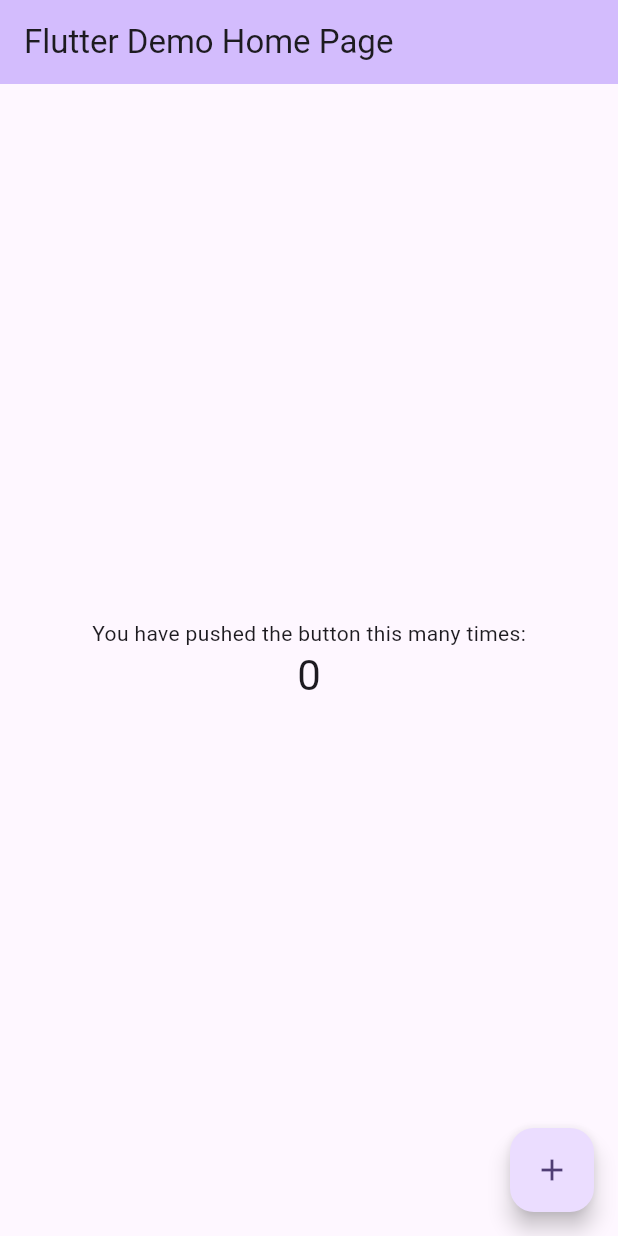
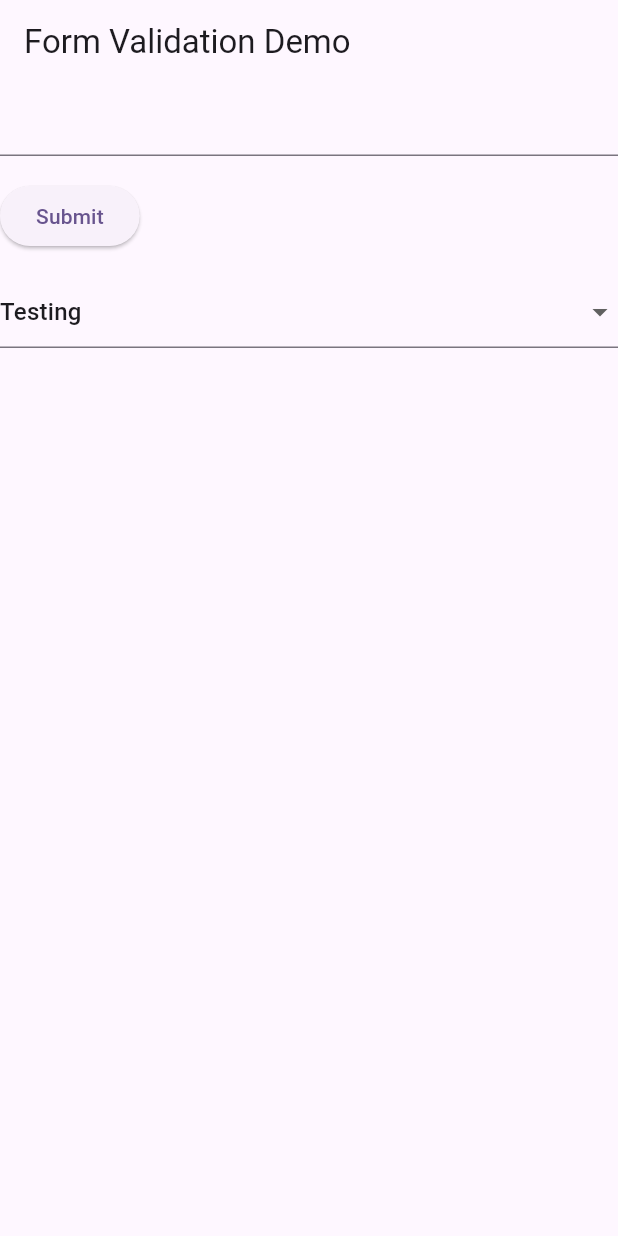
Before and after one commit to maskimmm/hactiv8_bithealth_flutter, a Flutter app: the screen it shows after launch, on a phone screen of 412 x 824 dp. Run offline on Flutter 3.47's test engine with Material 3 defaults, Android fonts, the phone set to English and light mode, and no system bars.

Commit message:
test materi 36 form input

```diff
--- a/lib/main.dart
+++ b/lib/main.dart
@@ -1,4 +1,6 @@
 import 'package:flutter/material.dart';
+import 'package:hactiv8_bithealth_flutter/screens/home_screen.dart';
+import 'package:hactiv8_bithealth_flutter/widgets/my_custom_form.dart';
 
 void main() {
   runApp(const MyApp());
@@ -11,42 +13,17 @@
   @override
   Widget build(BuildContext context) {
     return MaterialApp(
-      title: 'Flutter Demo',
-      theme: ThemeData(
-        // This is the theme of your application.
-        //
-        // TRY THIS: Try running your application with "flutter run". You'll see
-        // the application has a purple toolbar. Then, without quitting the app,
-        // try changing the seedColor in the colorScheme below to Colors.green
-        // and then invoke "hot reload" (save your changes or press the "hot
-        // reload" button in a Flutter-supported IDE, or press "r" if you used
-        // the command line to start the app).
-        //
-        // Notice that the counter didn't reset back to zero; the application
-        // state is not lost during the reload. To reset the state, use hot
-        // restart instead.
-        //
-        // This works for code too, not just values: Most code changes can be
-        // tested with just a hot reload.
-        colorScheme: ColorScheme.fromSeed(seedColor: Colors.deepPurple),
-        useMaterial3: true,
-      ),
-      home: const MyHomePage(title: 'Flutter Demo Home Page'),
-    );
+        title: 'Flutter Demo',
+        theme: ThemeData(
+          colorScheme: ColorScheme.fromSeed(seedColor: Colors.deepPurple),
+          useMaterial3: true,
+        ),
+        home: const HomeScreen());
   }
 }
 
 class MyHomePage extends StatefulWidget {
   const MyHomePage({super.key, required this.title});
-
-  // This widget is the home page of your application. It is stateful, meaning
-  // that it has a State object (defined below) that contains fields that affect
-  // how it looks.
-
-  // This class is the configuration for the state. It holds the values (in this
-  // case the title) provided by the parent (in this case the App widget) and
-  // used by the build method of the State. Fields in a Widget subclass are
-  // always marked "final".
 
   final String title;
 
--- /dev/null
+++ b/lib/screens/home_screen.dart
@@ -0,0 +1,29 @@
+import 'package:flutter/material.dart';
+import 'package:hactiv8_bithealth_flutter/widgets/my_custom_dropdown_form.dart';
+import 'package:hactiv8_bithealth_flutter/widgets/my_custom_form.dart';
+
+class HomeScreen extends StatefulWidget {
+  const HomeScreen({super.key});
+
+  @override
+  State<HomeScreen> createState() => _HomeScreenState();
+}
+
+class _HomeScreenState extends State<HomeScreen> {
+  final GlobalKey<FormState> _dropdownForm = GlobalKey<FormState>();
+
+  @override
+  Widget build(BuildContext context) {
+    return Scaffold(
+      appBar: AppBar(
+        title: const Text("Form Validation Demo"),
+      ),
+      body: const Column(
+        children: [
+          MyCustomForm(),
+          MyCustomDropdownForm(),
+        ],
+      ),
+    );
+  }
+}
--- /dev/null
+++ b/lib/widgets/my_custom_dropdown_form.dart
@@ -0,0 +1,39 @@
+import 'package:flutter/material.dart';
+
+class MyCustomDropdownForm extends StatefulWidget {
+  const MyCustomDropdownForm({Key? key}) : super(key: key);
+
+  @override
+  State<MyCustomDropdownForm> createState() => _MyCustomDropdownFormState();
+}
+
+class _MyCustomDropdownFormState extends State<MyCustomDropdownForm> {
+  final _formKey = GlobalKey<FormState>();
+
+  // final _items = const [
+  //   DropdownMenuItem(value: "first Item", child: Text("First Item")),
+  //   DropdownMenuItem(value: "second Item", child: Text("Second Item")),
+  // ];
+  final _randomItems = ["Testing", "Percobaan", "Handphone", "Smart Watch"];
+  String selectedItem = "Testing";
+
+  @override
+  Widget build(BuildContext context) {
+    selectedItem = _randomItems.first;
+
+    return DropdownButtonFormField(
+        key: _formKey,
+        value: selectedItem,
+        items: _randomItems.map<DropdownMenuItem<String>>((e) {
+          return DropdownMenuItem(
+            value: e,
+            child: Text(e),
+          );
+        }).toList(),
+        onChanged: (value) {
+          setState(() {
+            selectedItem = value!;
+          });
+        });
+  }
+}
--- /dev/null
+++ b/lib/widgets/my_custom_form.dart
@@ -0,0 +1,45 @@
+import 'package:flutter/material.dart';
+
+class MyCustomForm extends StatefulWidget {
+  const MyCustomForm({Key? key}) : super(key: key);
+
+  @override
+  State<MyCustomForm> createState() => _MyCustomFormState();
+}
+
+class _MyCustomFormState extends State<MyCustomForm> {
+  final _formKey = GlobalKey<FormState>();
+
+  @override
+  Widget build(BuildContext context) {
+    return Form(
+      key: _formKey,
+      child: Column(
+        crossAxisAlignment: CrossAxisAlignment.start,
+        children: [
+          TextFormField(
+            validator: (value) {
+              if (value == null || value.isEmpty) {
+                return "Please enter some text";
+              }
+              return null;
+            },
+          ),
+          Padding(
+            padding: const EdgeInsets.symmetric(vertical: 16),
+            child: ElevatedButton(
+              onPressed: () {
+                if (_formKey.currentState!.validate()) {
+                  ScaffoldMessenger.of(context).showSnackBar(
+                    const SnackBar(content: Text("Processing Data")),
+                  );
+                }
+              },
+              child: const Text("Submit"),
+            ),
+          ),
+        ],
+      ),
+    );
+  }
+}
```
Also changed, not shown: pubspec.yaml (+5 -20 lines), pubspec.lock.
